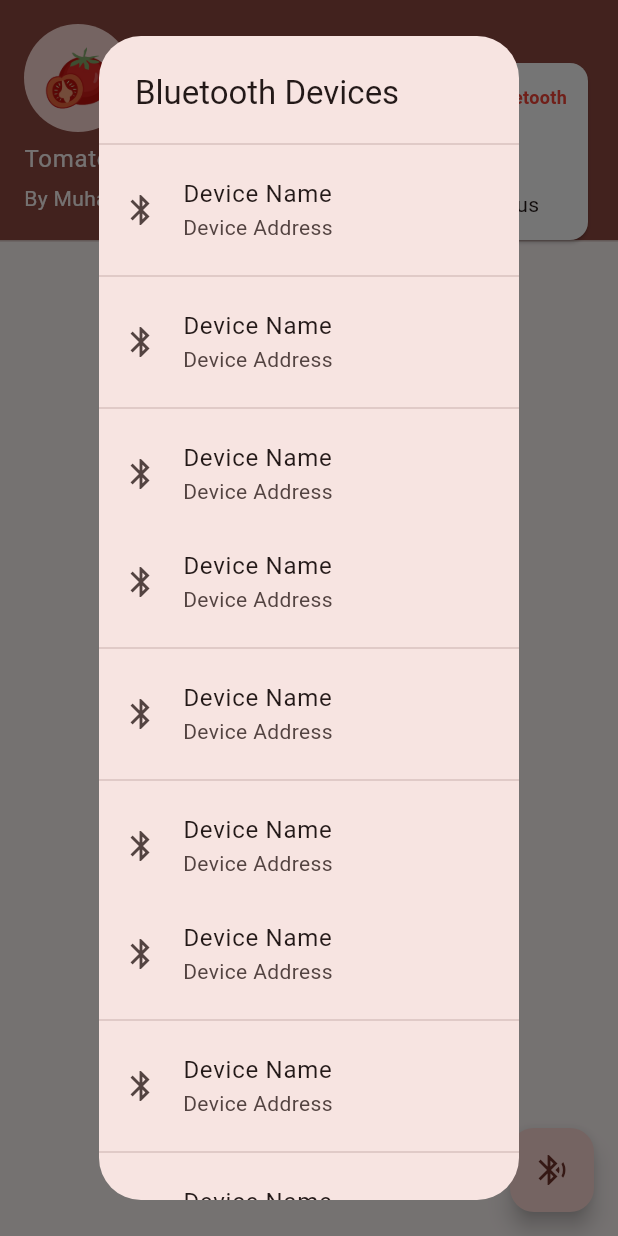
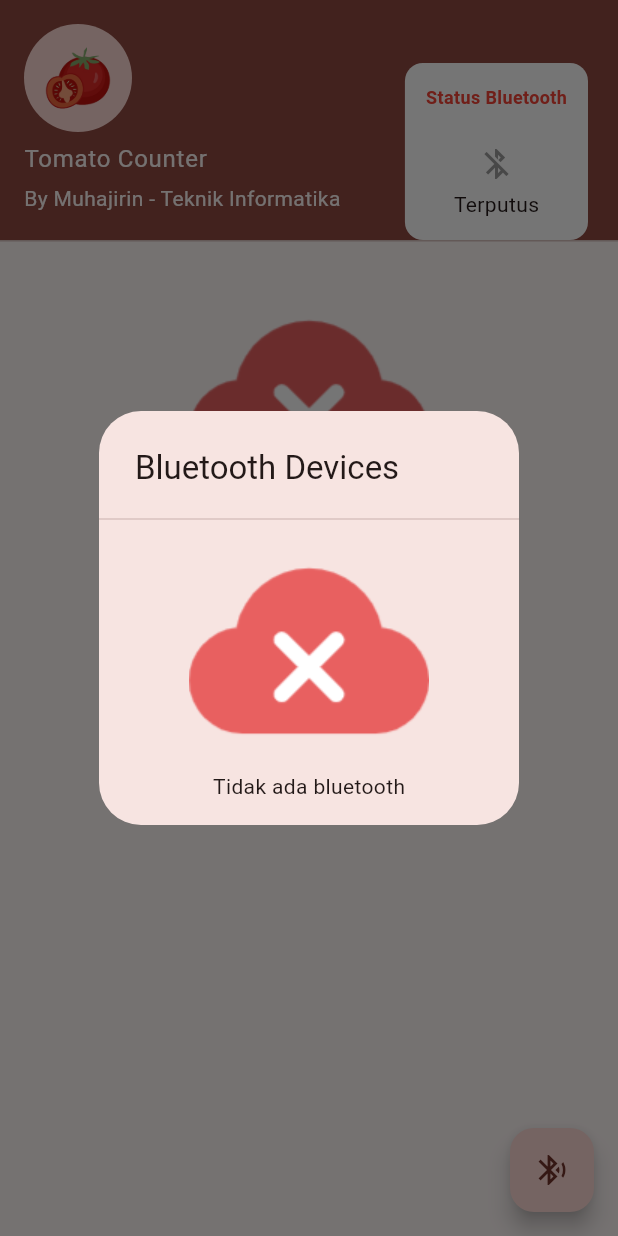
Before and after one commit to hex4coder/bluetooth-tomato-counter-android, a Flutter app: the screen it shows after launch, after a tap on the "bluetooth searching" icon, on a phone screen of 412 x 824 dp. Run offline on Flutter 3.47's test engine with Material 3 defaults, Android fonts, the light colour scheme and no system bars; our stand-ins replace get, logger; missing offline and left inert: all_bluetooth.

Commit message:
pembaruan bluetooth package untuk mendapatkan bounding device

```diff
--- a/lib/main.dart
+++ b/lib/main.dart
@@ -1,13 +1,26 @@
 import 'package:flutter/material.dart';
 import 'package:get/get.dart';
 import 'package:myapp/page/splash.dart';
+import 'package:myapp/services/data.dart';
 
 void main() {
+  WidgetsFlutterBinding.ensureInitialized();
   runApp(const MyApp());
 }
 
-class MyApp extends StatelessWidget {
+class MyApp extends StatefulWidget {
   const MyApp({super.key});
+
+  @override
+  State<MyApp> createState() => _MyAppState();
+}
+
+class _MyAppState extends State<MyApp> {
+  @override
+  void initState() {
+    super.initState();
+    Get.put(BluetoothDataService());
+  }
 
   @override
   Widget build(BuildContext context) {
--- a/lib/page/home.dart
+++ b/lib/page/home.dart
@@ -1,13 +1,23 @@
 // Suggested code may be subject to a license. Learn more: ~LicenseLog:3858707840.
 import 'package:flutter/material.dart';
 import 'package:get/get.dart';
+import 'package:myapp/services/data.dart';
 import 'package:myapp/widget/blue-search-list.dart';
 import 'package:myapp/widget/connection.dart';
 import 'package:myapp/widget/nodata.dart';
 
-class DashboardPage extends StatelessWidget {
+class DashboardPage extends StatefulWidget {
   const DashboardPage({super.key});
 
+  @override
+  State<DashboardPage> createState() => _DashboardPageState();
+}
+
+class _DashboardPageState extends State<DashboardPage> {
+  // global vars
+  BluetoothDataService bds = Get.find();
+
+  // ============================= RENDER UI ============================================
   @override
   Widget build(BuildContext context) {
     return Scaffold(
@@ -21,9 +31,6 @@ class DashboardPage extends StatelessWidget {
             Icons.bluetooth_searching,
           ),
         ),
-
-
-
 
         // =================================================================== screen view ========================================= //
         // screen body
@@ -50,9 +57,9 @@ class DashboardPage extends StatelessWidget {
   }
 
   // ============================================ widgets area ========================================= ///
-
   Widget _buildBluetoothStatus() {
     return Card(
+      elevation: 0,
       color: Colors.white,
       child: Padding(
         padding: const EdgeInsets.all(14.0),
@@ -68,14 +75,16 @@ class DashboardPage extends StatelessWidget {
             const SizedBox(
               height: 24,
             ),
-            ConnectionWidget(),
+            Obx(() => ConnectionWidget(
+                  isConnected: bds.connected,
+                )),
             const SizedBox(
               height: 5,
             ),
-            Text(
-              "Terputus",
-              style: TextStyle(fontSize: 14),
-            ),
+            Obx(() => Text(
+                  bds.connected ? "Terhubung" : "Terputus",
+                  style: const TextStyle(fontSize: 14),
+                )),
           ],
         ),
       ),
@@ -85,7 +94,7 @@ class DashboardPage extends StatelessWidget {
   Widget _buildUserInfo() {
     return Stack(
       children: [
-        UserAccountsDrawerHeader(
+        const UserAccountsDrawerHeader(
           currentAccountPicture: CircleAvatar(
             backgroundImage: AssetImage('assets/images/logo.png'),
           ),
@@ -93,9 +102,9 @@ class DashboardPage extends StatelessWidget {
           accountEmail: Text('By Muhajirin - Teknik Informatika'),
         ),
         Positioned(
-          child: _buildBluetoothStatus(),
           right: 16,
           top: 38,
+          child: _buildBluetoothStatus(),
         ),
       ],
     );
--- a/lib/page/splash.dart
+++ b/lib/page/splash.dart
@@ -12,15 +12,13 @@ class SplashView extends StatefulWidget {
 }
 
 class _SplashViewState extends State<SplashView> {
-
   @override
   void initState() {
     Timer(const Duration(seconds: 2), () {
-      Get.offAll(const DashboardPage());
+      Get.offAll(() => const DashboardPage());
     });
     super.initState();
   }
-
 
   @override
   Widget build(BuildContext context) {
@@ -32,7 +30,8 @@ class _SplashViewState extends State<SplashView> {
           children: [
             Image.asset('assets/images/logo.png'),
             const SizedBox(height: 20),
-            const Text('Bluetooth Tomato Counter', style: TextStyle(fontSize: 24)),
+            const Text('Bluetooth Tomato Counter',
+                style: TextStyle(fontSize: 24)),
             const Text('v1.0.0', style: TextStyle(fontSize: 16)),
           ],
         ),
--- a/lib/services/data.dart
+++ b/lib/services/data.dart
@@ -1,47 +1,108 @@
+import 'package:all_bluetooth/all_bluetooth.dart';
 import 'package:get/get.dart';
-import 'package:flutter_bluetooth_serial/flutter_bluetooth_serial.dart';
+import 'package:logger/web.dart';
 
 // data service
 class BluetoothDataService extends GetxService {
-
-
   // obs data
   final _connected = false.obs;
   final _bluetoothSearching = false.obs;
   final _bluetoothEnabled = false.obs;
   final _bluetoothName = ''.obs;
   final _bluetoothAddress = ''.obs;
-  late Rx<BluetoothConnection?> _blueConn; // TODO: Membuat koneksi bluetooth dengan Arduino Mega
-  // TODO: Menerima data dari Arduino dengan format *data*12~23~32# bagus, setengah matang, busuk
+  BluetoothDevice? _connectedDevice;
+  final RxList<BluetoothDevice> _devices = RxList<BluetoothDevice>.empty();
 
+  late Logger _logger;
+  late AllBluetooth _allBluetooth;
 
+  @override
+  void onInit() {
+    super.onInit();
+    _logger = Logger();
+    _allBluetooth = AllBluetooth();
+    setupBluetooth();
+  }
 
+  // ============================================== FUNGSI ==========================================
 
+  // fungsi untuk konek ke bluetooth device tertentu
+  Future<void> connectToDevice(BluetoothDevice device) async {
+    // listen for disconnection
+    _connected.value = false;
+    _allBluetooth.listenForConnection.listen((ConnectionResult res) {
+      _connectedDevice = res.device;
+      _connected.value = res.state;
 
+      if (res.state) {
+        Get.snackbar("Connected", "Terhubung ke ${res.device?.name}");
+      } else {
+        Get.snackbar("Disconnected", "Koneksi terputus.");
+      }
+    });
+    await _allBluetooth.connectToDevice(device.address);
+  }
 
+  // scanning for system devs
+  Future<bool> scanningSystemDevices() async {
+    List<BluetoothDevice> devs = await _allBluetooth.getBondedDevices();
+    _devices.assignAll(devs);
 
+    return _devices.isNotEmpty;
+  }
 
+  // fungsi untuk mencari bluetooth (scanning)
+  Future<void> scanningDevices() async {
+    // listen to scan results
+    // Note: `onScanResults` only returns live scan results, i.e. during scanning. Use
+    //  `scanResults` if you want live scan results *or* the results from a previous scan.
+    var subscription = _allBluetooth.discoverDevices.listen(
+      (device) {
+        _logger.i("Ada device baru ${device.address} [${device.name}]\n");
+        _devices.add(device);
+      },
+      onError: (e) {
+        _bluetoothSearching.value = false;
+        Get.snackbar("Error Scanning Devices", e.toString());
+        _devices.assignAll([]);
+      },
+    );
 
+    _bluetoothSearching.value = true;
+    await _allBluetooth.startDiscovery();
+    await Future.delayed(const Duration(seconds: 5));
+    await _allBluetooth.stopDiscovery();
+    await subscription.cancel();
+    _bluetoothSearching.value = false;
+  }
 
+  // fungsi inisialisasi bluetooth
+  Future<void> setupBluetooth() async {
+    _allBluetooth.streamBluetoothState.listen((bs) {
+      _bluetoothEnabled.value = bs;
+      if (bs) {
+        Get.snackbar("ON", "Bluetooth aktif.");
+      } else {
+        Get.snackbar("OFF", "Bluetooth tidak aktif.");
+      }
+    });
 
+    if (await _allBluetooth.isBluetoothOn()) {
+      return;
+    }
 
-
-
-
-
-
-
-
-
-
-
-
-
+    // show an error to the user, etc
+    Get.snackbar("Permission", "Izinkan aplikasi ini untuk akses bluetooth!");
+  }
 
   // ============================================ PROPERTI AREA ============================
-  BluetoothConnection? get blueConn => _blueConn.value;
-  set blueConn(BluetoothConnection? value) => _blueConn.value = value;
   // setter and getter for bluetooth searching
+  bool get isScanning => _bluetoothSearching.value;
+  BluetoothDevice? get connectedDevice => _connectedDevice;
+
+  List<BluetoothDevice> get devices => _devices;
+  set devices(List<BluetoothDevice> newList) => _devices.assignAll(newList);
+
   bool get bluetoothSearching => _bluetoothSearching.value;
   set bluetoothSearching(bool value) => _bluetoothSearching.value = value;
 
--- a/lib/widget/blue-search-list.dart
+++ b/lib/widget/blue-search-list.dart
@@ -1,8 +1,31 @@
+import 'dart:async';
+
 import 'package:flutter/material.dart';
 import 'package:get/get.dart';
+import 'package:myapp/services/data.dart';
+import 'package:myapp/widget/nodata.dart';
 
-class BlueSearchList extends StatelessWidget {
+class BlueSearchList extends StatefulWidget {
   const BlueSearchList({super.key});
+
+  @override
+  State<BlueSearchList> createState() => _BlueSearchListState();
+}
+
+class _BlueSearchListState extends State<BlueSearchList> {
+  BluetoothDataService bds = Get.find();
+
+  @override
+  void initState() {
+    super.initState();
+    Timer(const Duration(milliseconds: 100), () async {
+      bool ada = await bds.scanningSystemDevices();
+      if (!ada) {
+        Get.snackbar("Scanning2", "Scanning.....");
+        await bds.scanningDevices();
+      }
+    });
+  }
 
   @override
   Widget build(BuildContext context) {
@@ -10,110 +33,23 @@ class BlueSearchList extends StatelessWidget {
       title: const Text('Bluetooth Devices'),
       children: <Widget>[
         const Divider(),
-        ListTile(
-          leading: Icon(Icons.bluetooth),
-          title: Text('Device Name'),
-          subtitle: Text('Device Address'),
-          onTap: () {
-            Get.back();
-          },
-        ),
-        const Divider(),
-        ListTile(
-          leading: Icon(Icons.bluetooth),
-          title: Text('Device Name'),
-          subtitle: Text('Device Address'),
-          onTap: () {
-            Get.back();
-          },
-        ),
-        const Divider(),
-        ListTile(
-          leading: Icon(Icons.bluetooth),
-          title: Text('Device Name'),
-          subtitle: Text('Device Address'),
-          onTap: () {
-            Get.back();
-          },
-        ),
-        ListTile(
-          leading: Icon(Icons.bluetooth),
-          title: Text('Device Name'),
-          subtitle: Text('Device Address'),
-          onTap: () {
-            Get.back();
-          },
-        ),
-        const Divider(),
-        ListTile(
-          leading: Icon(Icons.bluetooth),
-          title: Text('Device Name'),
-          subtitle: Text('Device Address'),
-          onTap: () {
-            Get.back();
-          },
-        ),
-        const Divider(),
-        ListTile(
-          leading: Icon(Icons.bluetooth),
-          title: Text('Device Name'),
-          subtitle: Text('Device Address'),
-          onTap: () {
-            Get.back();
-          },
-        ),
-        ListTile(
-          leading: Icon(Icons.bluetooth),
-          title: Text('Device Name'),
-          subtitle: Text('Device Address'),
-          onTap: () {
-            Get.back();
-          },
-        ),
-        const Divider(),
-        ListTile(
-          leading: Icon(Icons.bluetooth),
-          title: Text('Device Name'),
-          subtitle: Text('Device Address'),
-          onTap: () {
-            Get.back();
-          },
-        ),
-        const Divider(),
-        ListTile(
-          leading: Icon(Icons.bluetooth),
-          title: Text('Device Name'),
-          subtitle: Text('Device Address'),
-          onTap: () {
-            Get.back();
-          },
-        ),
-        ListTile(
-          leading: Icon(Icons.bluetooth),
-          title: Text('Device Name'),
-          subtitle: Text('Device Address'),
-          onTap: () {
-            Get.back();
-          },
-        ),
-        const Divider(),
-        ListTile(
-          leading: Icon(Icons.bluetooth),
-          title: Text('Device Name'),
-          subtitle: Text('Device Address'),
-          onTap: () {
-            Get.back();
-          },
-        ),
-        const Divider(),
-        ListTile(
-          leading: Icon(Icons.bluetooth),
-          title: Text('Device Name'),
-          subtitle: Text('Device Address'),
-          onTap: () {
-            Get.back();
-          },
-        ),
+        Obx(() => bds.isScanning
+            ? const CircularProgressIndicator()
+            : (bds.devices.isEmpty
+                ? const NoDataWidget(text: "Tidak ada bluetooth")
+                : Column(
+                    children: bds.devices.map((dev) {
+                      return ListTile(
+                        leading: const Icon(Icons.bluetooth),
+                        title: Text(dev.name),
+                        subtitle: Text(dev.address),
+                        onTap: () async {
+                          await bds.connectToDevice(dev);
+                          Get.back();
+                        },
+                      );
+                    }).toList(),
+                  ))),
       ],
     );
   }
--- a/lib/widget/nodata.dart
+++ b/lib/widget/nodata.dart
@@ -1,15 +1,17 @@
 import 'package:flutter/material.dart';
 
 class NoDataWidget extends StatelessWidget {
-  const NoDataWidget({super.key});
+  const NoDataWidget({this.text = "Tidak ada data", super.key});
+
+  final String text;
 
   @override
   Widget build(BuildContext context) {
-     return Column(
-                children: [
-                  Image.asset("assets/images/no-data.png"),
-                  const Text("Tidak ada data"),
-                ],
-              );
+    return Column(
+      children: [
+        Image.asset("assets/images/no-data.png"),
+        Text(text),
+      ],
+    );
   }
 }
--- a/pubspec.yaml
+++ b/pubspec.yaml
@@ -37,7 +37,8 @@ dependencies:
   cupertino_icons: ^1.0.6
   get: ^4.6.6
   flutter_animate: ^4.5.0
-  flutter_bluetooth_serial: ^0.4.0
+  logger: ^2.3.0
+  all_bluetooth: ^0.1.0
 
 dev_dependencies:
   flutter_test:
```
Also changed, not shown: pubspec.lock, 1 other file.
